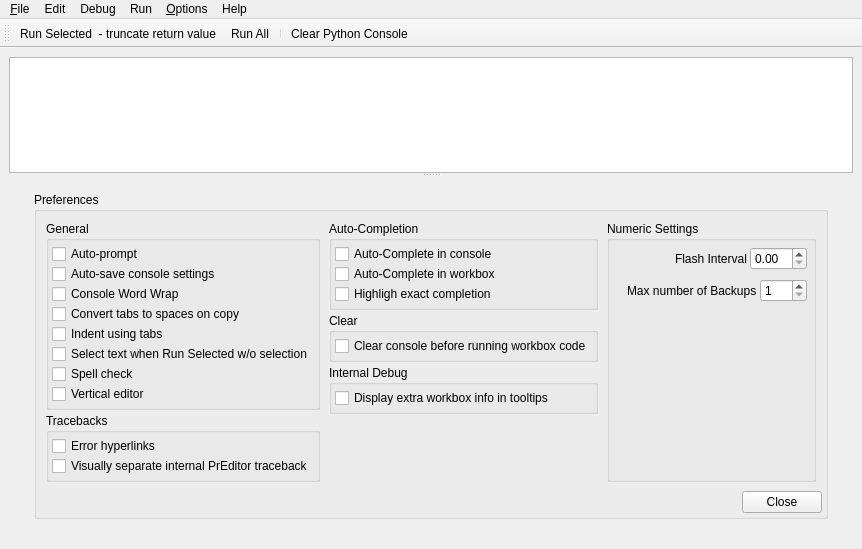
Above: preditor/gui/ui/loggerwindow.ui from macevhicz/PrEditor before the change. Below: the same form after it.
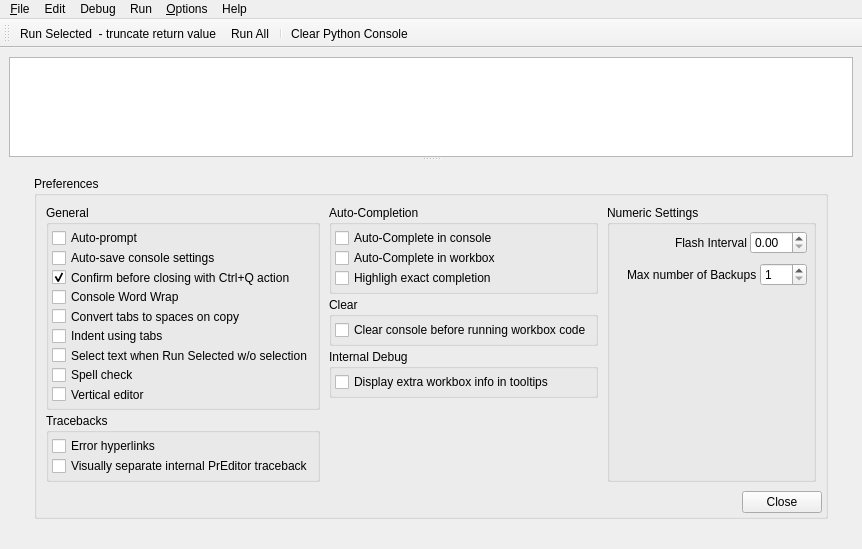
That is the form after the change. Custom widgets are drawn as their Qt base class.

Commit message: Optionally confirm before closing with Ctrl+Q

```diff
--- a/preditor/gui/ui/loggerwindow.ui
+++ b/preditor/gui/ui/loggerwindow.ui
@@ -258,6 +258,16 @@
                              </property>
                             </widget>
                            </item>
+                           <item>
+                            <widget class="QCheckBox" name="uiConfirmBeforeCloseCHK">
+                             <property name="text">
+                              <string>Confirm before closing with Ctrl+Q action</string>
+                             </property>
+                             <property name="checked">
+                              <bool>true</bool>
+                             </property>
+                            </widget>
+                           </item>
                            <item>
                             <widget class="QCheckBox" name="uiWordWrapCHK">
                              <property name="text">
```
The commit also changes 1 other file.
